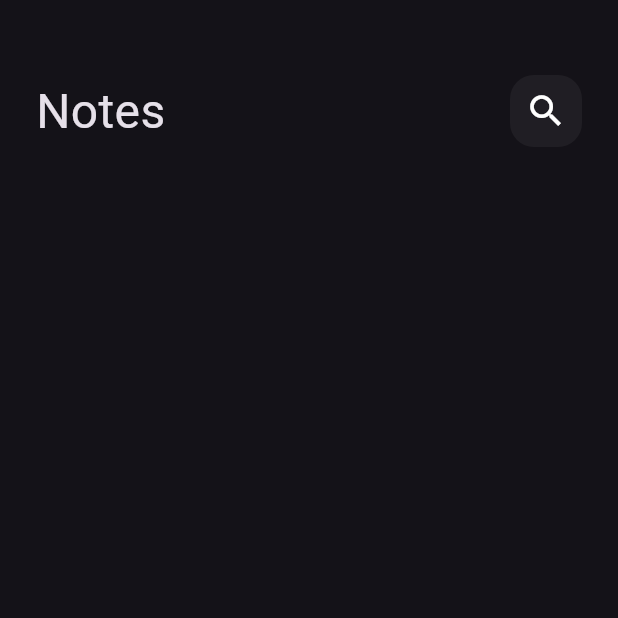
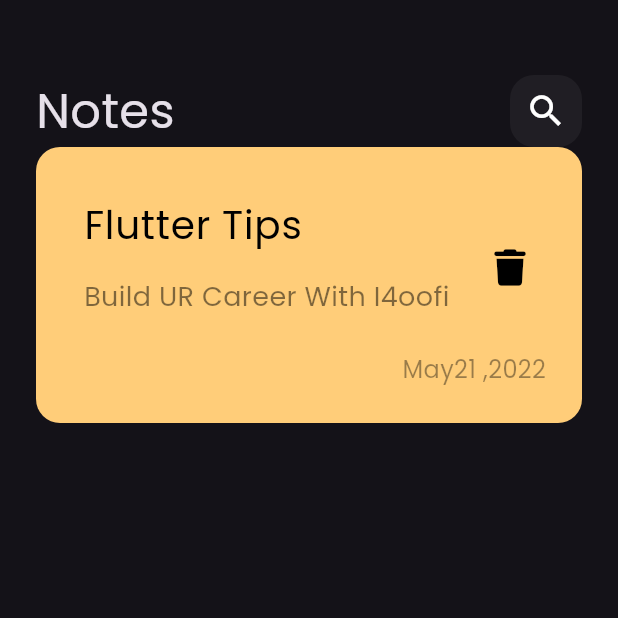
Before and after one commit to i4oofi/Notes_App, a Flutter app: the screen it shows after launch, on a phone screen of 412 x 824 dp, the top half of it. Run offline on Flutter 3.47's test engine with Material 3 defaults, Android fonts, the phone set to English and light mode, and no system bars; our stand-ins replace font_awesome_flutter.

Commit message:
create custom note item

```diff
--- a/lib/main.dart
+++ b/lib/main.dart
@@ -12,7 +12,7 @@ class NotesApp extends StatelessWidget {
   Widget build(BuildContext context) {
     return MaterialApp(
       debugShowCheckedModeBanner: false,
-      theme: ThemeData(brightness: Brightness.dark),
+      theme: ThemeData(brightness: Brightness.dark, fontFamily: 'Poppins'),
       home: const NotesView(),
     );
   }
--- a/lib/widgets/custom_icon.dart
+++ b/lib/widgets/custom_icon.dart
@@ -12,7 +12,7 @@ class CustomSearchIcon extends StatelessWidget {
         color: Colors.white.withOpacity(0.05),
         borderRadius: BorderRadius.circular(16),
       ),
-      child: Center(
+      child: const Center(
         child: Icon(
           Icons.search,
           size: 28,
--- /dev/null
+++ b/lib/widgets/custom_note_item.dart
@@ -0,0 +1,58 @@
+import 'package:flutter/material.dart';
+import 'package:font_awesome_flutter/font_awesome_flutter.dart';
+
+class NoteItem extends StatelessWidget {
+  const NoteItem({super.key});
+
+  @override
+  Widget build(BuildContext context) {
+    return Container(
+      padding: const EdgeInsets.only(top: 24, bottom: 24, left: 16),
+      decoration: BoxDecoration(
+        color: const Color(0xffffcd79),
+        borderRadius: BorderRadius.circular(16),
+      ),
+      child: Column(
+        crossAxisAlignment: CrossAxisAlignment.end,
+        children: [
+          ListTile(
+            title: const Text(
+              'Flutter Tips',
+              style: TextStyle(
+                color: Colors.black,
+                fontSize: 26,
+              ),
+            ),
+            subtitle: Padding(
+              padding: const EdgeInsets.only(top: 16, bottom: 16),
+              child: Text(
+                'Build UR Career With I4oofi',
+                style: TextStyle(
+                  color: Colors.black.withOpacity(0.5),
+                  fontSize: 18,
+                ),
+              ),
+            ),
+            trailing: IconButton(
+                onPressed: () {},
+                icon: const Icon(
+                  FontAwesomeIcons.trash,
+                  color: Colors.black,
+                  size: 24,
+                )),
+          ),
+          Padding(
+            padding: const EdgeInsets.only(right: 24),
+            child: Text(
+              'May21 ,2022',
+              style: TextStyle(
+                color: Colors.black.withOpacity(0.4),
+                fontSize: 16,
+              ),
+            ),
+          ),
+        ],
+      ),
+    );
+  }
+}
--- a/lib/widgets/notes_view_body.dart
+++ b/lib/widgets/notes_view_body.dart
@@ -1,19 +1,21 @@
 import 'package:flutter/material.dart';
 import 'package:notes_app/widgets/custom_app_bar.dart';
+import 'package:notes_app/widgets/custom_note_item.dart';
 
 class NotesViewBody extends StatelessWidget {
   const NotesViewBody({super.key});
 
   @override
   Widget build(BuildContext context) {
-    return Padding(
-      padding: const EdgeInsets.symmetric(horizontal: 24),
-      child: const Column(
+    return const Padding(
+      padding: EdgeInsets.symmetric(horizontal: 24),
+      child: Column(
         children: [
           SizedBox(
             height: 50,
           ),
           CustomAppBar(),
+          NoteItem(),
         ],
       ),
     );
```
Also changed, not shown: pubspec.yaml (+8 -23 lines), assets/fonts/Poppins-Regular.ttf (added), pubspec.lock.
